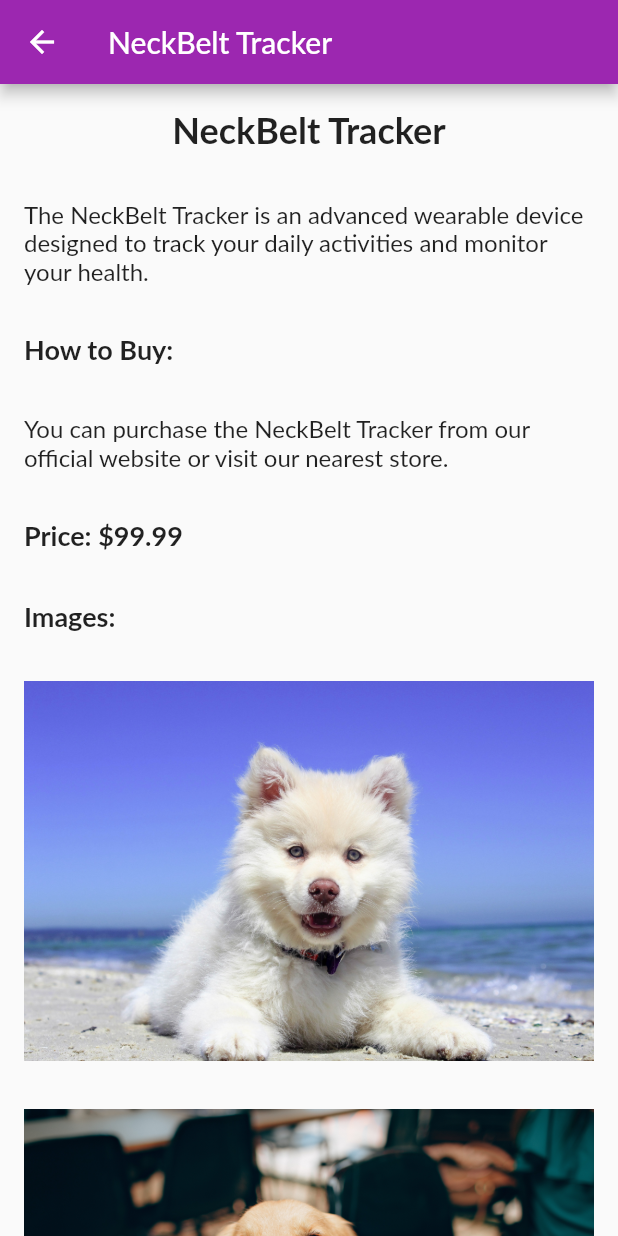
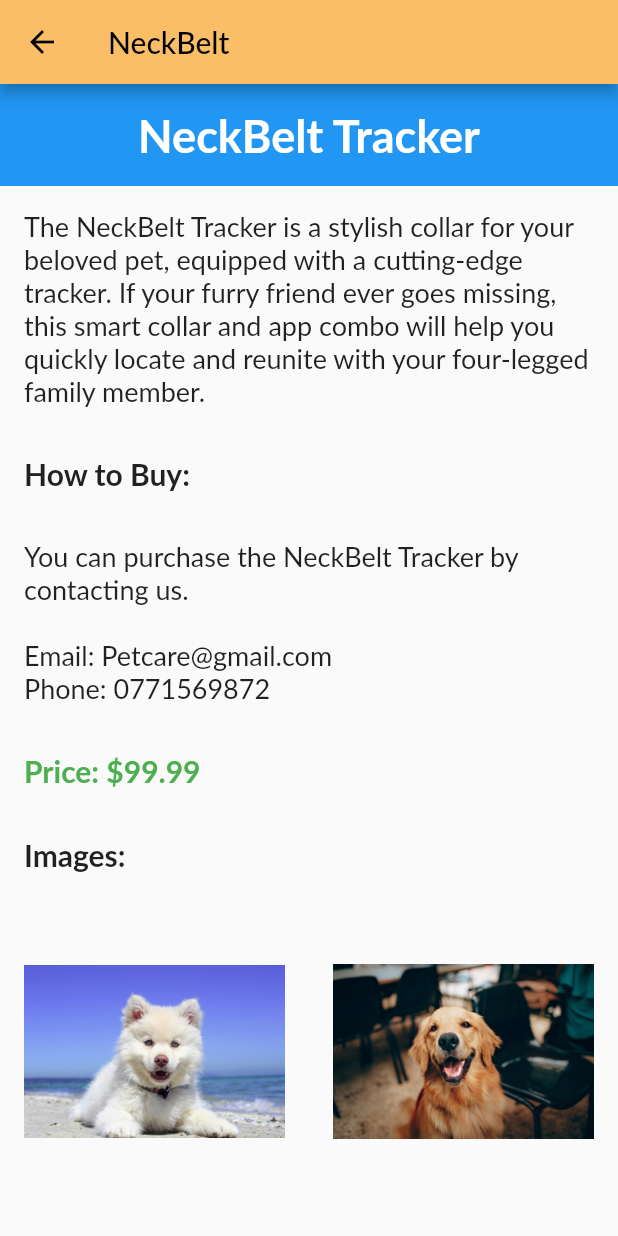
Before and after one commit to KJBotheju/pet, a Flutter app: the NeckBeltPage screen opened directly, on a phone screen of 412 x 824 dp. Run offline on Flutter 3.47's test engine with Material 2 defaults, Android fonts, the phone set to English and light mode, and no system bars; our stand-ins replace carousel_slider, geolocator, google_maps_flutter, image_picker, shared_preferences and 1 more; missing offline and left inert: dart:ffi, flutter_google_places, google_api_headers, google_maps_webservice; accounts and stored records are empty; Roboto replaces fonts that are missing (Lato).

Commit message:
update neckbelt page

```diff
--- a/lib/screens/neckbelt.dart
+++ b/lib/screens/neckbelt.dart
@@ -1,4 +1,7 @@
+// ignore_for_file: prefer_const_constructors
+
 import 'package:flutter/material.dart';
+import 'package:pet/widgets/constant.dart';
 
 class NeckBeltPage extends StatefulWidget {
   @override
@@ -10,82 +13,110 @@ class _NeckBeltPageState extends State<NeckBeltPage> {
   Widget build(BuildContext context) {
     return Scaffold(
       appBar: AppBar(
-        title: Text('NeckBelt Tracker'),
+        title: Text('NeckBelt'),
+        backgroundColor: kPrimaryColor,
+        foregroundColor: Colors.black,
       ),
-      body: ListView(
-        children: [
-          Padding(
+      body: CustomScrollView(
+        slivers: [
+          SliverToBoxAdapter(
+            child: Container(
               padding: EdgeInsets.all(16.0),
+              decoration: BoxDecoration(
+                color: Colors.blue,
+              ),
               child: Center(
                 child: Text(
                   'NeckBelt Tracker',
                   style: TextStyle(
-                  fontSize: 24,
+                    fontSize: 30,
+                    fontWeight: FontWeight.bold,
+                    color: Colors.white,
+                  ),
+                ),
+              ),
+            ),
+          ),
+          SliverToBoxAdapter(
+            child: Padding(
+              padding: EdgeInsets.all(16.0),
+              child: Text(
+                'The NeckBelt Tracker is a stylish collar for your beloved pet, equipped with a cutting-edge tracker. If your furry friend ever goes missing, this smart collar and app combo will help you quickly locate and reunite with your four-legged family member.',
+                style: TextStyle(
+                  fontSize: 18,
+                ),
+              ),
+            ),
+          ),
+          SliverToBoxAdapter(
+            child: Padding(
+              padding: EdgeInsets.all(16.0),
+              child: Text(
+                'How to Buy:',
+                style: TextStyle(
+                  fontSize: 20,
                   fontWeight: FontWeight.bold,
                 ),
               ),
             ),
           ),
-          Padding(
+          SliverToBoxAdapter(
+            child: Padding(
               padding: EdgeInsets.all(16.0),
               child: Text(
-              'The NeckBelt Tracker is an advanced wearable device designed to track your daily activities and monitor your health.',
+                'You can purchase the NeckBelt Tracker by contacting us.\n\nEmail: Petcare@gmail.com\nPhone: 0771569872',
                 style: TextStyle(
-                fontSize: 16,
+                  fontSize: 18,
                 ),
               ),
             ),
-          Padding(
+          ),
+          SliverToBoxAdapter(
+            child: Padding(
               padding: EdgeInsets.all(16.0),
               child: Text(
-              'How to Buy:',
+                'Price: \$99.99',
                 style: TextStyle(
-                fontSize: 18,
+                  fontSize: 20,
+                  fontWeight: FontWeight.bold,
+                  color: Colors.green,
+                ),
+              ),
+            ),
+          ),
+          SliverToBoxAdapter(
+            child: Padding(
+              padding: EdgeInsets.all(16.0),
+              child: Text(
+                'Images:',
+                style: TextStyle(
+                  fontSize: 20,
                   fontWeight: FontWeight.bold,
                 ),
               ),
             ),
-          Padding(
-            padding: EdgeInsets.all(16.0),
-            child: Text(
-              'You can purchase the NeckBelt Tracker from our official website or visit our nearest store.',
-              style: TextStyle(
-                fontSize: 16,
           ),
+          SliverGrid(
+            gridDelegate: SliverGridDelegateWithFixedCrossAxisCount(
+              crossAxisCount: 2, // Two columns
             ),
-          ),
-          Padding(
-            padding: EdgeInsets.all(16.0),
-            child: Text(
-              'Price: \$99.99',
-              style: TextStyle(
-                fontSize: 18,
-                fontWeight: FontWeight.bold,
-              ),
-            ),
-          ),
-          Padding(
-            padding: EdgeInsets.all(16.0),
-            child: Text(
-              'Images:',
-              style: TextStyle(
-                fontSize: 18,
-                fontWeight: FontWeight.bold,
-              ),
-            ),
-          ),
+            delegate: SliverChildListDelegate(
+              [
                 Padding(
                   padding: EdgeInsets.all(16.0),
                   child: Image.asset(
-              'assets/images/dog0.jpg', // Replace with the actual image file path
+                    'assets/images/dog0.jpg',
                     width: 200,
                   ),
                 ),
                 Padding(
                   padding: EdgeInsets.all(16.0),
                   child: Image.asset(
-              'assets/images/dog1.jpg', // Replace with the actual image file path
+                    'assets/images/dog1.jpg',
                     width: 200,
+                  ),
+                ),
+              ],
             ),
           ),
         ],
```
Lines whose indentation alone changed are shown as unchanged.
